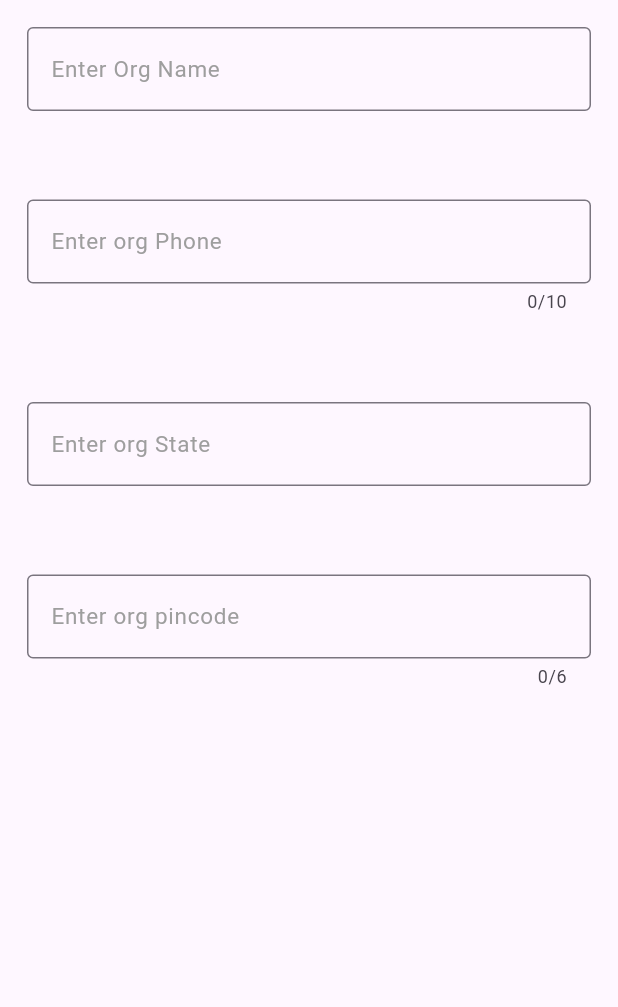
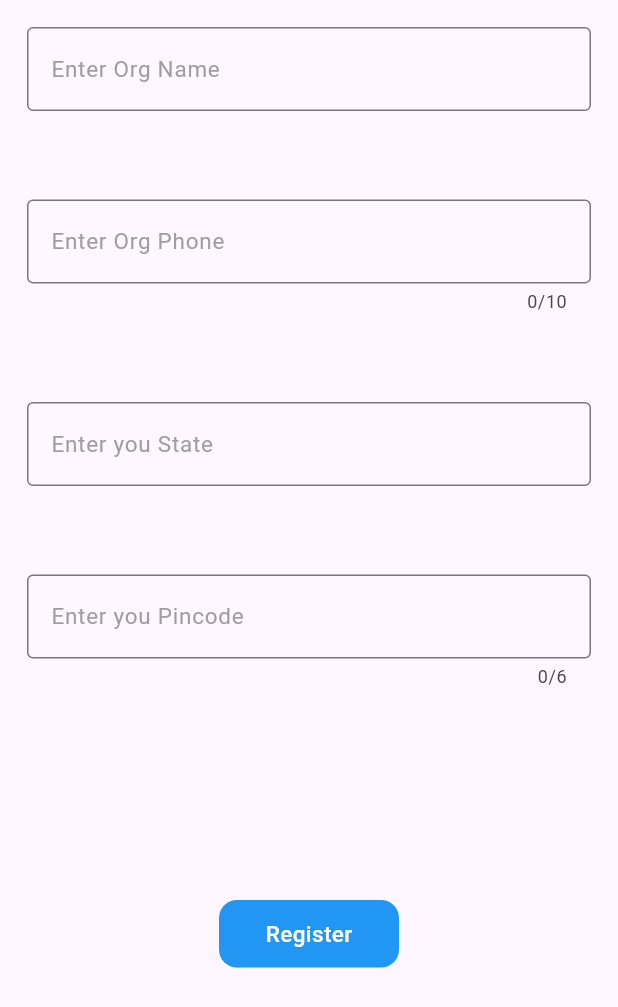
Before and after one commit to SatyabrataTechouts/blood-donate-app-flutter, a Flutter app: the FoodReceiver screen opened directly, on a phone screen of 412 x 824 dp. Shown: the top 1007 px of the screen. Run offline on Flutter 3.47's test engine with Material 2 defaults, Android fonts, the phone set to English and light mode, and no system bars; our stand-ins replace bloc, cloud_firestore, equatable, firebase_core, flutter_bloc, geocoding and 1 more; accounts and stored records are empty.

Commit message:
change error

```diff
--- /dev/null
+++ b/lib/bloc/org_event.dart
@@ -0,0 +1,14 @@
+part of 'org_bloc.dart';
+
+abstract class OrgEvent extends Equatable {
+  const OrgEvent();
+
+  @override
+  List<Object> get props => [];
+}
+
+class OrgAdd extends OrgEvent {
+  final OrgModel user;
+
+  const OrgAdd(this.user);
+}
--- /dev/null
+++ b/lib/bloc/org_state.dart
@@ -0,0 +1,21 @@
+part of 'org_bloc.dart';
+
+abstract class OrgState extends Equatable {
+  const OrgState();
+
+  @override
+  List<Object> get props => [];
+}
+
+class OrgInitial extends OrgState {}
+
+class OrgLading extends OrgState {}
+
+class OrgLoaded extends OrgState {}
+
+class OrgError extends OrgState {
+  final String errorMassage;
+
+  const OrgError(this.errorMassage);
+  List<Object> get props => [errorMassage];
+}
--- a/lib/components/custum_input.dart
+++ b/lib/components/custum_input.dart
@@ -1,7 +1,7 @@
 import 'package:flutter/material.dart';
 
 class Input extends StatefulWidget {
-  final controller;
+  final TextEditingController controller;
   final String? Function(String?)? validator;
   final String placeholder;
   int? maxLength;
--- a/lib/main.dart
+++ b/lib/main.dart
@@ -3,6 +3,7 @@ import 'package:flutter/material.dart';
 import 'package:flutter_bloc/flutter_bloc.dart';
 import 'package:help_app/RegistredBloc/registered_bloc.dart';
 import 'package:help_app/bloc/get_user_bloc.dart';
+import 'package:help_app/bloc/org_bloc.dart';
 import 'package:help_app/firebase_option.dart';
 import 'package:help_app/screens/navigation/navigation.dart';
 
@@ -28,6 +29,9 @@ class MyApp extends StatelessWidget {
         BlocProvider(
           create: (context) => GetUserBloc(),
         ),
+        BlocProvider(
+          create: (context) => OrgBloc(),
+        )
       ],
       child: MaterialApp(
         title: 'Flutter Demo',
--- /dev/null
+++ b/lib/model/OrgUser_model.dart
@@ -0,0 +1,39 @@
+class OrgModel {
+  final String name;
+  final String mobile;
+  final String State;
+  final String pin;
+  OrgModel({
+    required this.name,
+    required this.mobile,
+    required this.State,
+    required this.pin,
+  });
+
+  // const OrgModel({
+  //   required this.name,
+  //   required this.mobile,
+  //   required this.State,
+  //   required this.pin,
+  // });
+  factory OrgModel.fromJson(Map<String, dynamic> json) {
+    return OrgModel(
+      name: json['name'],
+      mobile: json['mobile'],
+      State: json['State'],
+      pin: json['pin'],
+    );
+  }
+  Map<String, dynamic> toJson() {
+    return {
+      'name': name,
+      'mobile': mobile,
+      'State': State,
+      'pin': pin,
+    };
+  }
+
+  List<OrgModel> parseJsonData(List<dynamic> jsonData) {
+    return jsonData.map((json) => OrgModel.fromJson(json)).toList();
+  }
+}
--- /dev/null
+++ b/lib/model/new_file.dart
@@ -0,0 +1,19 @@
+import 'package:flutter/material.dart';
+
+class NewFile {
+  final String name;
+  final TextEditingController controller;
+  final String? Function(String?)? validator;
+  final String placeholder;
+  final int? maxLength;
+  final TextInputType? type;
+
+  NewFile({
+    required this.name,
+    required this.controller,
+    this.validator,
+    required this.placeholder,
+    this.maxLength,
+    this.type,
+  });
+}
--- a/lib/screens/food_reciver.dart
+++ b/lib/screens/food_reciver.dart
@@ -1,10 +1,18 @@
 import 'package:flutter/material.dart';
+import 'package:flutter_bloc/flutter_bloc.dart';
+import 'package:help_app/bloc/org_bloc.dart';
+import 'package:help_app/components/custum_button.dart';
 import 'package:help_app/components/custum_input.dart';
+import 'package:help_app/model/OrgUser_model.dart';
 
-var orgName = TextEditingController();
-var orgPhone = TextEditingController();
-var orgState = TextEditingController();
-var orgPin = TextEditingController();
+import '../model/new_file.dart';
+
+final TextEditingController orgName = TextEditingController();
+final TextEditingController orgPhone = TextEditingController();
+final TextEditingController orgState = TextEditingController();
+final TextEditingController orgPin = TextEditingController();
+
+class FoodReceiver extends StatelessWidget {
   String? nameValidator(String value) {
     final bool nameValid = RegExp(r"^[A-Za-z]+$").hasMatch(value);
     print('====$nameValid');
@@ -30,58 +38,120 @@ String? pinValidator(String value) {
     return null;
   }
 
-List<Map<String, dynamic>> item = [
-  {
-    "name": orgName,
-    "controller": TextEditingController(),
-    "placeholder": "Enter Org Name",
-    "validator": (value) => nameValidator(value),
-  },
-  {
-    "name": "orgPhone",
-    "controller": TextEditingController(),
-    "placeholder": "Enter org Phone",
-    "validator": (value) => phoneValidator(value),
-    "maxLength": 10,
-    "type": TextInputType.number
-  },
-  {
-    "name": "orgState",
-    "controller": TextEditingController(),
-    "placeholder": "Enter org State"
-  },
-  {
-    "name": "orgPin",
-    "controller": TextEditingController(),
-    "placeholder": "Enter org pincode",
-    "maxLength": 6,
-    "type": TextInputType.number,
-    "validator": (value) => pinValidator(value),
-  },
+  get value {
+    List<NewFile> item = [
+      NewFile(
+        name: "orgName",
+        controller: orgName,
+        placeholder: "Enter Org Name",
+        validator: (value) => nameValidator(value ?? ''),
+      ),
+      NewFile(
+          name: "orgPhone",
+          controller: orgPhone,
+          placeholder: "Enter Org Phone",
+          validator: (value) => phoneValidator(value ?? ''),
+          type: TextInputType.number,
+          maxLength: 10),
+      NewFile(
+        name: "orgState",
+        controller: orgState,
+        placeholder: "Enter you State",
+      ),
+      NewFile(
+          name: "orgPin",
+          controller: orgPin,
+          placeholder: "Enter you Pincode",
+          validator: (value) => pinValidator(value ?? ''),
+          type: TextInputType.number,
+          maxLength: 6)
     ];
+    return item;
+  }
 
-class FoodReceiver extends StatelessWidget {
   @override
   Widget build(BuildContext context) {
-    // TODO: implement build
     return Scaffold(
-      body: ListView.builder(
+      body: SingleChildScrollView(
+        child: Column(
+          children: [
+            SizedBox(
+              height: 600,
+              child: ListView.builder(
                 itemBuilder: (context, index) {
                   return Container(
                     padding: const EdgeInsets.all(
                       18,
                     ),
                     child: Input(
-              controller: item[index]['controler'],
-              placeholder: item[index]['placeholder'],
-              validator: item[index]['validator'],
-              maxLength: item[index]['maxLength'],
-              type: item[index]['type'],
+                      controller: value[index].controller,
+                      placeholder: value[index].placeholder,
+                      validator: value[index].validator,
+                      maxLength: value[index].maxLength,
+                      type: value[index].type,
                     ),
                   );
                 },
-        itemCount: item.length,
+                itemCount: value.length,
+              ),
+            ),
+            CustumButton(
+              buttonName: "Register",
+              height: 45,
+              width: 120,
+              color: Colors.blue,
+              radius: 12,
+              textColor: Colors.white,
+              onTap: () {
+                if (validateForm()) {
+                  OrgModel user = OrgModel(
+                    name: orgName.text,
+                    State: orgState.text,
+                    mobile: orgPhone.text,
+                    pin: orgPin.text,
+                  );
+                  print(orgName.text);
+                  context.read<OrgBloc>().add(OrgAdd(user));
+                } else {
+                  showPopup(context, "All field mendotary");
+                }
+              },
+            )
+          ],
+        ),
       ),
     );
   }
 }
+
+bool validateForm() {
+  // Perform validation for each form field
+  final bool nameValid = RegExp(r"[A-Za-z]").hasMatch(orgName.text);
+  final bool mobileValid = RegExp(r'^[6-9]\d{9}$').hasMatch(orgPhone.text);
+  // final bool districtValid = RegExp(r'^[A-Za-z\s]+$').hasMatch(orgState.text);
+  final bool stateValid =
+      RegExp(r'^[A-Za-z\s]+(?:\s[A-Za-z\s]+)?$').hasMatch(orgState.text);
+  final bool pinValid = orgPin.text.length == 6;
+
+  return nameValid && mobileValid && stateValid && pinValid;
+}
+
+void showPopup(BuildContext context, String message) {
+  showDialog(
+    context: context,
+    builder: (BuildContext context) {
+      return AlertDialog(
+        title: const Text('Error'),
+        content: Text(message),
+        actions: [
+          TextButton(
+            child: const Text('OK'),
+            onPressed: () {
+              Navigator.of(context).pop();
+            },
+          ),
+        ],
+      );
+    },
+  );
+}
```
Also changed, not shown: lib/bloc/org_bloc.dart (added, +62 -0 lines). Lines whose indentation alone changed are shown as unchanged.
